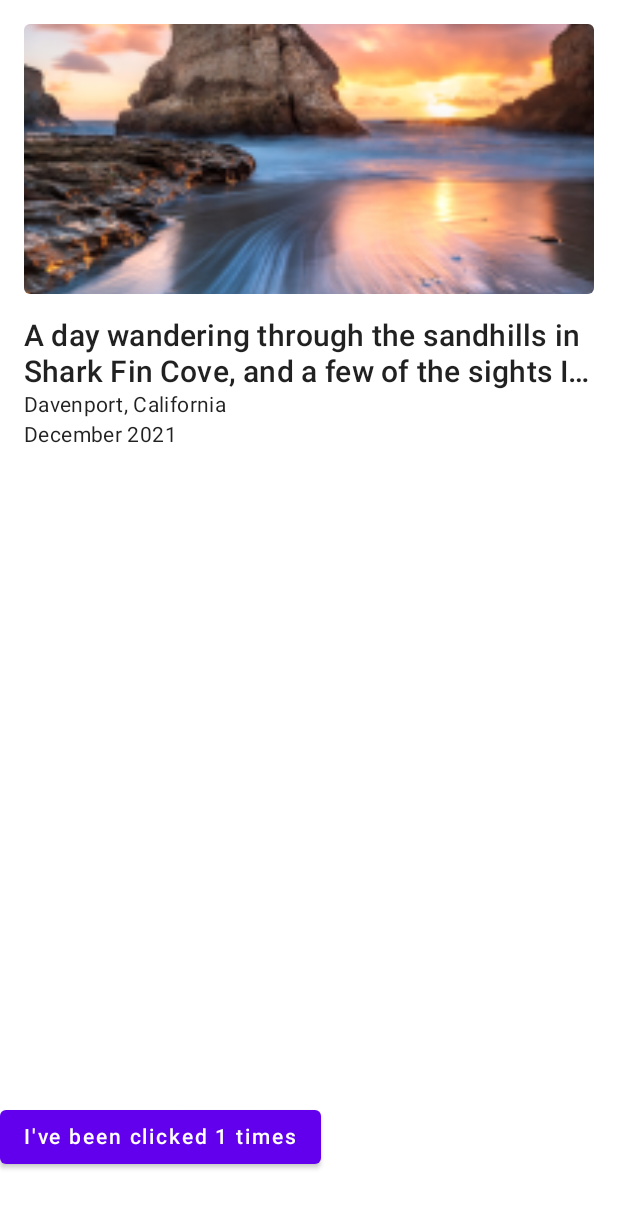
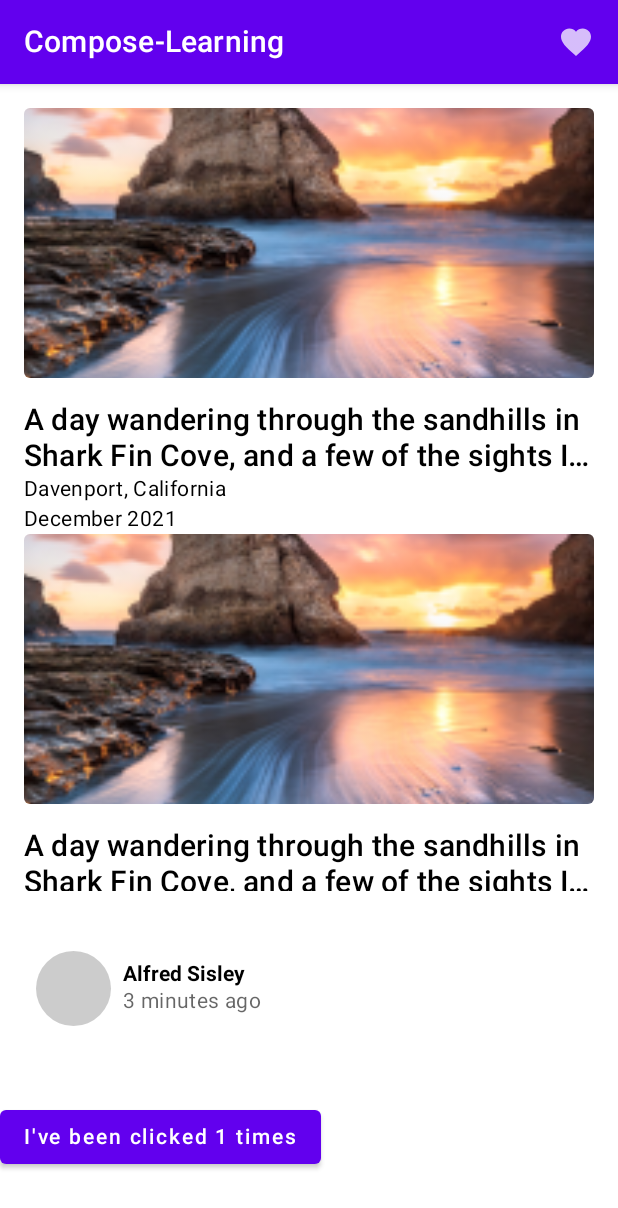
Before and after one commit to AqrLei/compose-learning, an Android app built with Jetpack Compose: the screen it shows after launch (MainActivity), on a phone screen of 412 x 824 dp. Shown: the top 1208 px of the screen. Run offline under Robolectric (Android 15) with nearby library versions, the phone set to English and light mode, and no system bars.

Commit message:
compose - Working with lists

```diff
--- a/ComposeOne/app/src/main/java/com/example/composeone/MainActivity.kt
+++ b/ComposeOne/app/src/main/java/com/example/composeone/MainActivity.kt
@@ -1,49 +1,90 @@
 package com.example.composeone
 
 import android.os.Bundle
+import android.widget.Toast
 import androidx.activity.ComponentActivity
 import androidx.activity.compose.setContent
 import androidx.compose.animation.animateColorAsState
 import androidx.compose.foundation.Image
 import androidx.compose.foundation.background
+import androidx.compose.foundation.clickable
 import androidx.compose.foundation.layout.*
 import androidx.compose.foundation.lazy.LazyColumn
+import androidx.compose.foundation.lazy.rememberLazyListState
+import androidx.compose.foundation.shape.CircleShape
 import androidx.compose.foundation.shape.RoundedCornerShape
-import androidx.compose.material.Button
-import androidx.compose.material.Divider
+import androidx.compose.material.*
 import androidx.compose.material.MaterialTheme
-import androidx.compose.material.MaterialTheme.typography
-import androidx.compose.material.Text
+import androidx.compose.material.icons.Icons
+import androidx.compose.material.icons.filled.Favorite
 import androidx.compose.runtime.Composable
+import androidx.compose.runtime.CompositionLocalProvider
 import androidx.compose.runtime.mutableStateOf
 import androidx.compose.runtime.remember
+import androidx.compose.ui.Alignment
 import androidx.compose.ui.Modifier
 import androidx.compose.ui.draw.clip
 import androidx.compose.ui.graphics.Color
 import androidx.compose.ui.layout.ContentScale
 import androidx.compose.ui.res.painterResource
+import androidx.compose.ui.text.font.FontWeight
 import androidx.compose.ui.text.style.TextOverflow
 import androidx.compose.ui.tooling.preview.Preview
 import androidx.compose.ui.unit.dp
-import com.example.composeone.ui.theme.ComposeOneTheme
 
 class MainActivity : ComponentActivity() {
     override fun onCreate(savedInstanceState: Bundle?) {
         super.onCreate(savedInstanceState)
         setContent {
-            NewsStory()
+            Page()
         }
     }
 }
+
 @Composable
-fun NewsStory() {
-    val countState = remember{ mutableStateOf(0)}
+fun Page() {
+    Scaffold(
+        topBar = {
+            TopAppBar(
+                title = {
+                    Text(text = "Compose-Learning")
+                },
+                actions = {
+                    IconButton(onClick = {  }) {
+                        Icon(Icons.Filled.Favorite, contentDescription =null )
 
-    ComposeOneTheme() {
-        Column(modifier = Modifier.fillMaxHeight()) {
-            Column(modifier = Modifier
+                    }
+                }
+            )
+        }
+    ) { innerPadding ->
+        BodyContent(Modifier.padding(innerPadding))
+    }
+}
+
+@Composable
+fun BodyContent(modifier: Modifier = Modifier) {
+    Column(modifier = modifier) {
+        NewsStory(
+            modifier = Modifier
                 .weight(1f)
-                .padding(16.dp)) {
+                .padding(16.dp)
+        )
+        PhotographerCard()
+        Divider(
+            modifier = Modifier.padding(top = 10.dp),
+            color = Color.Transparent,
+            thickness = 16.dp
+        )
+        CounterWrapper()
+    }
+
+}
+
+@Composable
+fun NewsStory(modifier: Modifier = Modifier) {
+    LazyColumn(modifier = modifier, state = rememberLazyListState()) {
+        items(100) {
             Image(
                 painter = painterResource(
                     id = R.drawable.header
@@ -60,39 +101,76 @@ fun NewsStory() {
                 text = "A day wandering through the sandhills " +
                         "in Shark Fin Cove, and a few of the " +
                         "sights I saw",
-                    style = typography.h6,
+                style = MaterialTheme.typography.h6,
                 maxLines = 2,
                 overflow = TextOverflow.Ellipsis,
             )
             Text(
                 text = "Davenport, California",
-                    style = typography.body2
+                style = MaterialTheme.typography.body2
             )
             Text(
                 text = "December 2021",
-                    style = typography.body2
+                style = MaterialTheme.typography.body2
             )
         }
-
-            Counter(count = countState.value, updateCount = { countState.value = it} )
-            Divider(modifier = Modifier.padding(top = 10.dp), color = Color.Transparent, thickness = 32.dp)
-
-        }
-
     }
 }
 
 
 @Composable
-fun Counter(count: Int, updateCount: (Int) ->Unit) {
-    val isSelected  = remember { mutableStateOf(value = false) }
-    val textColor = animateColorAsState(targetValue = if (isSelected.value) Color.Green else Color.White )
+fun PhotographerCard(modifier: Modifier = Modifier) {
+    Row(
+        modifier
+            .padding(8.dp)
+            .clip(RoundedCornerShape(4.dp))
+            .background(MaterialTheme.colors.surface)
+            .padding(16.dp)
+            .clickable { }) {
+        Surface(
+            modifier = Modifier.size(50.dp),
+            shape = CircleShape,
+            color = MaterialTheme.colors.onSurface.copy(alpha = 0.2F)
+        ) {
+            // Image GOES HERE
+        }
+        Column(
+            modifier = Modifier
+                .padding(start = 8.dp)
+                .align(Alignment.CenterVertically)
+        ) {
+
+            Text(text = "Alfred Sisley", fontWeight = FontWeight.Bold)
+            CompositionLocalProvider(LocalContentAlpha provides ContentAlpha.medium) {
+                Text(text = "3 minutes ago", style = MaterialTheme.typography.body2)
+            }
+        }
+    }
+}
+
+@Composable
+fun CounterWrapper() {
+    val countState = remember { mutableStateOf(0) }
+
+    Counter(count = countState.value, updateCount = { countState.value = it })
+    Divider(
+        modifier = Modifier.padding(top = 10.dp),
+        color = Color.Transparent,
+        thickness = 32.dp
+    )
+}
+
+@Composable
+fun Counter(count: Int, updateCount: (Int) -> Unit) {
+    val isSelected = remember { mutableStateOf(value = false) }
+    val textColor =
+        animateColorAsState(targetValue = if (isSelected.value) Color.Green else Color.White)
 
     Button(onClick = {
         isSelected.value = !isSelected.value
-        updateCount(count+1)
+        updateCount(count + 1)
     }) {
-        Text(text = "I've been clicked ${count+1} times", color = textColor.value)
+        Text(text = "I've been clicked ${count + 1} times", color = textColor.value)
     }
 
 }
@@ -100,5 +178,5 @@ fun Counter(count: Int, updateCount: (Int) ->Unit) {
 @Preview(showBackground = true)
 @Composable
 fun DefaultPreview() {
-    NewsStory()
+    Page()
 }
```
Lines whose indentation alone changed are shown as unchanged.
